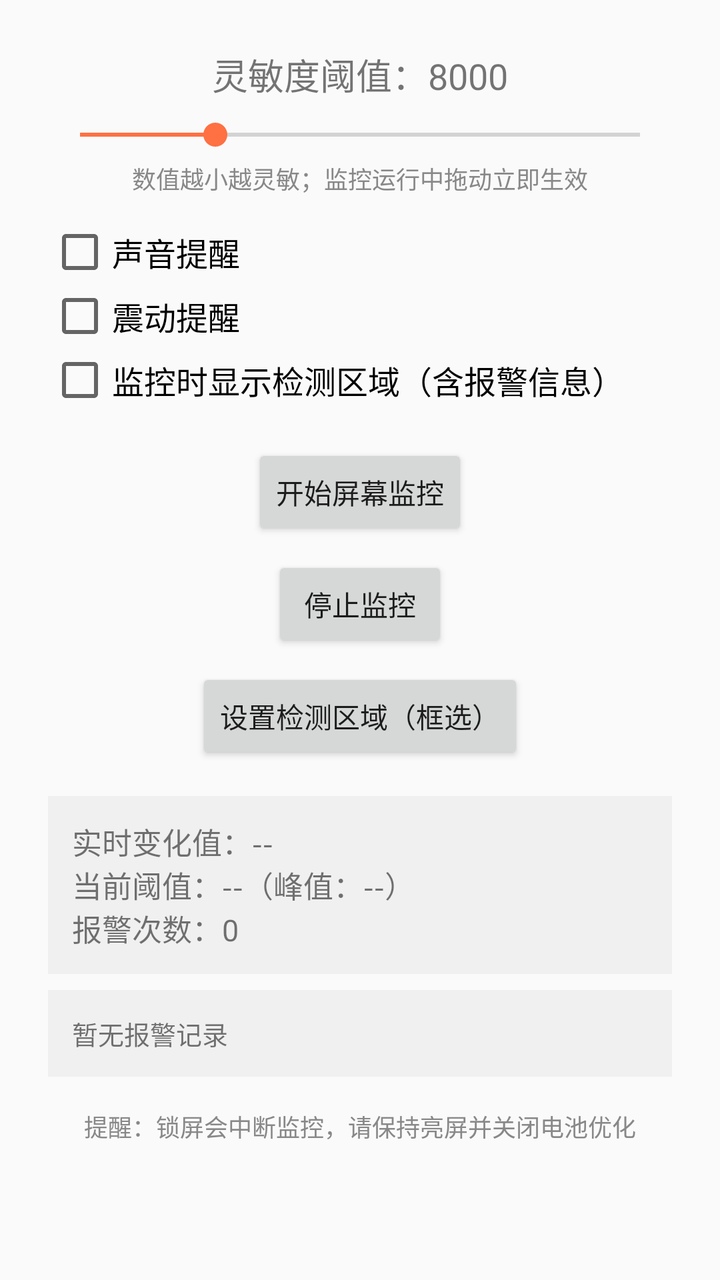
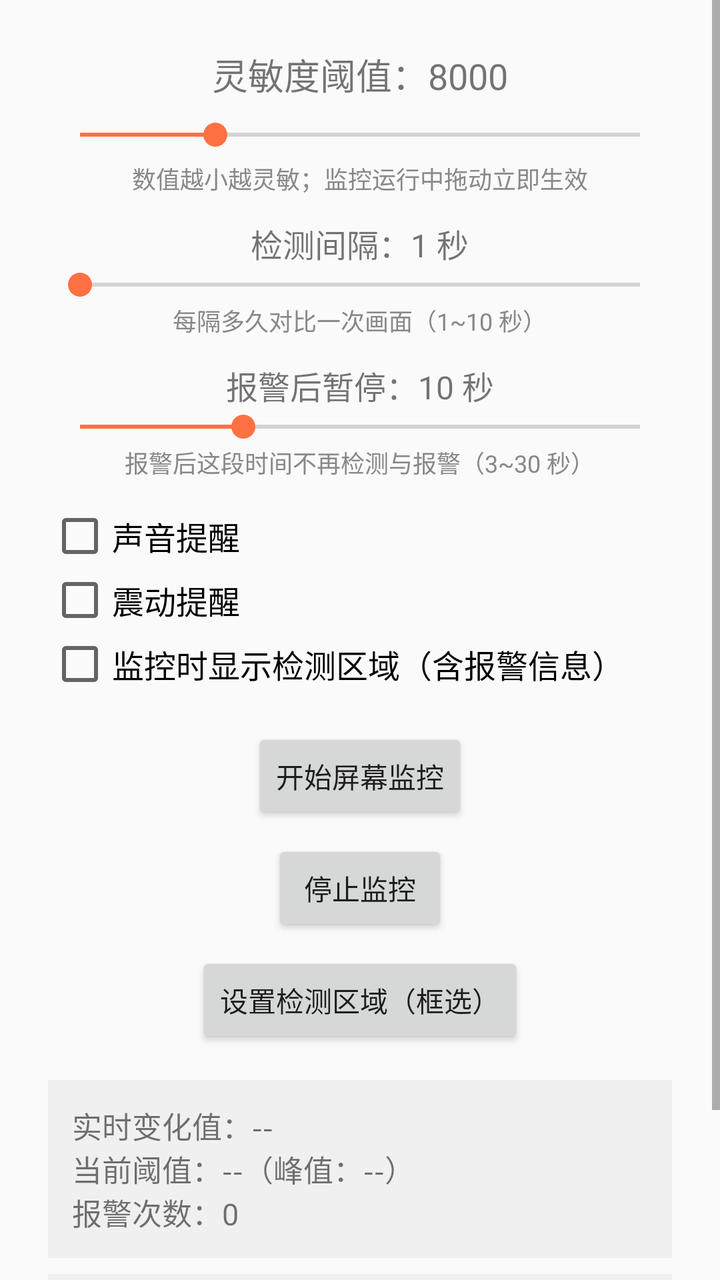

Two renders of the same Android screen: before a commit and after it. Below are the layout's source before the change and the commit's diff.
<!-- AndroidManifest.xml: application theme Theme.ScreenDetect -->
<!-- res/layout/activity_main.xml -->
<?xml version="1.0" encoding="utf-8"?>
<ScrollView xmlns:android="http://schemas.android.com/apk/res/android"
    android:layout_width="match_parent"
    android:layout_height="match_parent">

    <LinearLayout
        android:layout_width="match_parent"
        android:layout_height="wrap_content"
        android:gravity="center_horizontal"
        android:orientation="vertical"
        android:padding="24dp">

        <TextView
            android:id="@+id/tvSensitivity"
            android:layout_width="wrap_content"
            android:layout_height="wrap_content"
            android:text="灵敏度阈值：8000"
            android:textSize="18sp" />

        <SeekBar
            android:id="@+id/seekSensitivity"
            android:layout_width="match_parent"
            android:layout_height="wrap_content"
            android:layout_marginTop="8dp"
            android:max="30000"
            android:min="1000"
            android:progress="8000" />

        <TextView
            android:layout_width="wrap_content"
            android:layout_height="wrap_content"
            android:layout_marginTop="4dp"
            android:text="数值越小越灵敏；监控运行中拖动立即生效"
            android:textColor="#888888"
            android:textSize="12sp" />

        <CheckBox
            android:id="@+id/cbSound"
            android:layout_width="match_parent"
            android:layout_height="wrap_content"
            android:layout_marginTop="12dp"
            android:text="声音提醒"
            android:textSize="16sp" />

        <CheckBox
            android:id="@+id/cbVibration"
            android:layout_width="match_parent"
            android:layout_height="wrap_content"
            android:text="震动提醒"
            android:textSize="16sp" />

        <CheckBox
            android:id="@+id/cbShowRoi"
            android:layout_width="match_parent"
            android:layout_height="wrap_content"
            android:text="监控时显示检测区域（含报警信息）"
            android:textSize="16sp" />

        <Button
            android:id="@+id/btnStart"
            android:layout_width="wrap_content"
            android:layout_height="wrap_content"
            android:layout_marginTop="16dp"
            android:text="开始屏幕监控" />

        <Button
            android:id="@+id/btnStop"
            android:layout_width="wrap_content"
            android:layout_height="wrap_content"
            android:layout_marginTop="8dp"
            android:text="停止监控" />

        <Button
            android:id="@+id/btnSetRoi"
            android:layout_width="wrap_content"
            android:layout_height="wrap_content"
            android:layout_marginTop="8dp"
            android:text="设置检测区域（框选）" />

        <TextView
            android:id="@+id/tvMotionValue"
            android:layout_width="match_parent"
            android:layout_height="wrap_content"
            android:layout_marginTop="16dp"
            android:background="#F0F0F0"
            android:padding="12dp"
            android:text="实时变化值：--\n当前阈值：--（峰值：--）\n报警次数：0"
            android:textSize="15sp" />

        <TextView
            android:id="@+id/tvLog"
            android:layout_width="match_parent"
            android:layout_height="wrap_content"
            android:layout_marginTop="8dp"
            android:background="#F0F0F0"
            android:padding="12dp"
            android:text="暂无报警记录"
            android:textSize="13sp" />

        <TextView
            android:layout_width="wrap_content"
            android:layout_height="wrap_content"
            android:layout_marginTop="16dp"
            android:text="提醒：锁屏会中断监控，请保持亮屏并关闭电池优化"
            android:textColor="#888888"
            android:textSize="12sp" />

    </LinearLayout>
</ScrollView>
<!-- resources referenced by this layout -->
<resources>
  <style name="Theme.ScreenDetect" parent="Theme.AppCompat.Light.DarkActionBar">
          <item name="colorPrimary">@color/ic_launcher_background</item>
          <item name="colorPrimaryDark">#1565C0</item>
          <item name="colorAccent">#FF7043</item>
      </style>
  <color name="ic_launcher_background">#1E88E5</color>
</resources>

<!-- the commit's change to res/layout/activity_main.xml (unified diff, before → after) -->
@@ -31,6 +31,52 @@
             android:layout_height="wrap_content"
             android:layout_marginTop="4dp"
             android:text="数值越小越灵敏；监控运行中拖动立即生效"
+            android:textColor="#888888"
+            android:textSize="12sp" />
+
+        <TextView
+            android:id="@+id/tvInterval"
+            android:layout_width="wrap_content"
+            android:layout_height="wrap_content"
+            android:layout_marginTop="12dp"
+            android:text="检测间隔：1 秒"
+            android:textSize="16sp" />
+
+        <SeekBar
+            android:id="@+id/seekInterval"
+            android:layout_width="match_parent"
+            android:layout_height="wrap_content"
+            android:max="9"
+            android:min="1"
+            android:progress="1" />
+
+        <TextView
+            android:layout_width="wrap_content"
+            android:layout_height="wrap_content"
+            android:text="每隔多久对比一次画面（1~10 秒）"
+            android:textColor="#888888"
+            android:textSize="12sp" />
+
+        <TextView
+            android:id="@+id/tvPause"
+            android:layout_width="wrap_content"
+            android:layout_height="wrap_content"
+            android:layout_marginTop="12dp"
+            android:text="报警后暂停：10 秒"
+            android:textSize="16sp" />
+
+        <SeekBar
+            android:id="@+id/seekPause"
+            android:layout_width="match_parent"
+            android:layout_height="wrap_content"
+            android:max="27"
+            android:min="3"
+            android:progress="10" />
+
+        <TextView
+            android:layout_width="wrap_content"
+            android:layout_height="wrap_content"
+            android:text="报警后这段时间不再检测与报警（3~30 秒）"
             android:textColor="#888888"
             android:textSize="12sp" />
 
